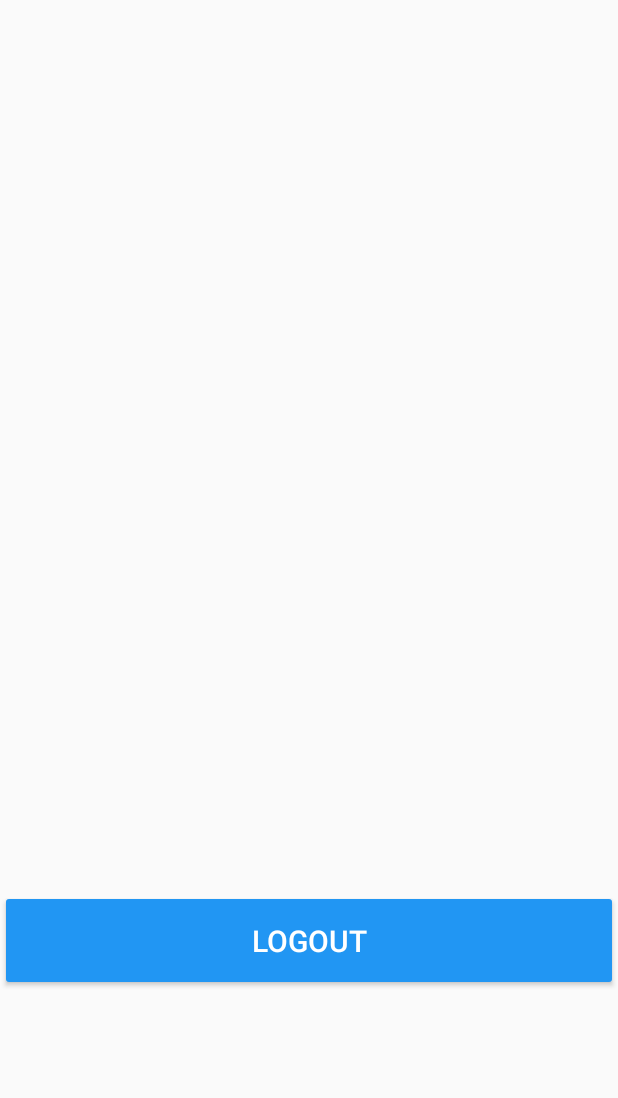
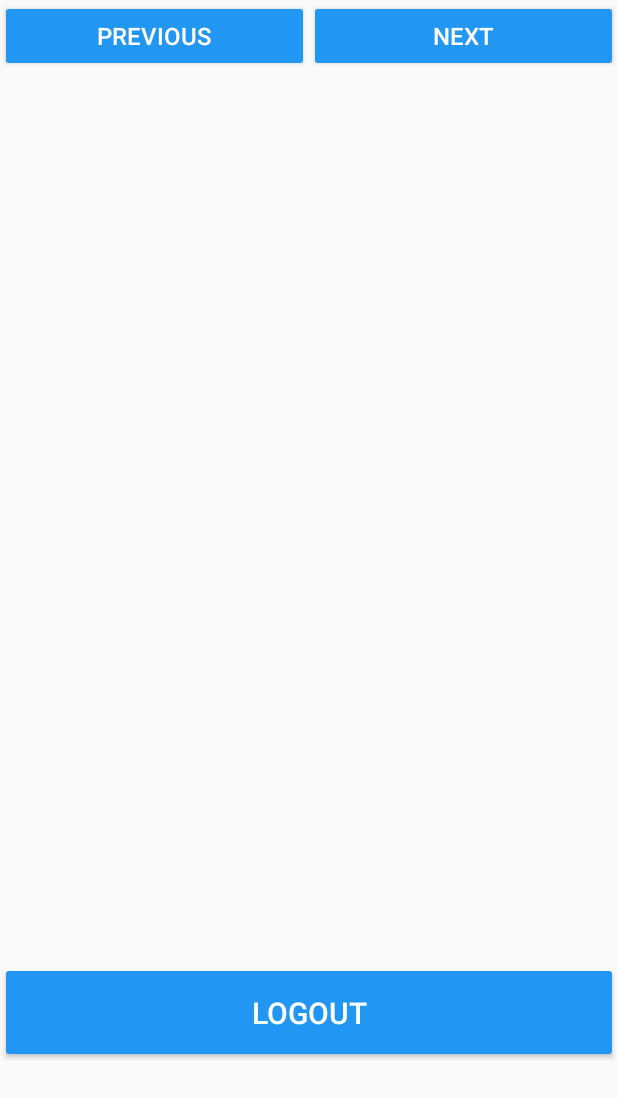
Before and after one commit to Oxmose/ENSIEDT, an Android app: the layout activity_schedule.xml on its own in the app's theme, with its tools: preview values and no code run, on a phone screen of 412 x 824 dp. Shown: the top 1098 px of the screen. Run offline under Robolectric (Android 15) with nearby library versions, the phone set to English and light mode, and no system bars; plain views replace SubsamplingScaleImageView.

Commit message:
Added week browsing
Added previous and next weeks buttons.
Able to browse weeks now.

```diff
--- a/app/src/main/res/layout/activity_schedule.xml
+++ b/app/src/main/res/layout/activity_schedule.xml
@@ -8,7 +8,7 @@
 
     <LinearLayout
         android:layout_width="match_parent"
-        android:layout_height="match_parent"
+        android:layout_height="wrap_content"
         android:paddingBottom="0dp"
         android:paddingLeft="0dp"
         android:paddingRight="0dp"
@@ -16,6 +16,38 @@
         android:orientation="vertical"
         tools:context="com.alexytorres.ensiedt.ScheduleActivity"
         android:weightSum="1">
+
+        <LinearLayout
+            android:orientation="horizontal"
+            android:layout_width="match_parent"
+            android:layout_height="wrap_content">
+            <android.support.v7.widget.AppCompatButton
+                android:id="@+id/activity_schedule_prec_button"
+                android:layout_width="0dp"
+                android:layout_height="wrap_content"
+                android:layout_weight="0.5"
+                android:padding="10dp"
+                android:text="@string/prev_week"
+                android:textSize="16sp"
+                style="@style/Widget.AppCompat.Button.Colored"
+                android:textColor="@color/white"
+                android:gravity="center"
+                android:layout_marginTop="0dp"
+                android:layout_marginBottom="0dp" />
+            <android.support.v7.widget.AppCompatButton
+                android:id="@+id/activity_schedule_next_button"
+                android:layout_width="0dp"
+                android:layout_height="wrap_content"
+                android:layout_weight="0.5"
+                android:padding="10dp"
+                android:text="@string/next_week"
+                android:textSize="16sp"
+                style="@style/Widget.AppCompat.Button.Colored"
+                android:textColor="@color/white"
+                android:gravity="center"
+                android:layout_marginTop="0dp"
+                android:layout_marginBottom="0dp" />
+        </LinearLayout>
 
         <com.davemorrissey.labs.subscaleview.SubsamplingScaleImageView
             android:layout_width="match_parent"
--- a/app/src/main/res/values/strings.xml
+++ b/app/src/main/res/values/strings.xml
@@ -21,4 +21,6 @@
     <string name="redirected">Error, you have been redirected, please logout…</string>
     <string name="auth">Authenticating…</string>
     <string name="loading">Loading…</string>
+    <string name="next_week">Next</string>
+    <string name="prev_week">Previous</string>
 </resources>
```
Also changed, not shown: app/src/main/java/com/alexytorres/ensiedt/ScheduleActivity.java (+59 -0 lines), 1 other file.
